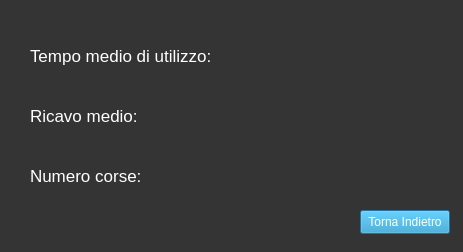
Old version of the form Viste/Amministratore/GUI/statistiche.ui in the repository GiulianiM/Noleggio.
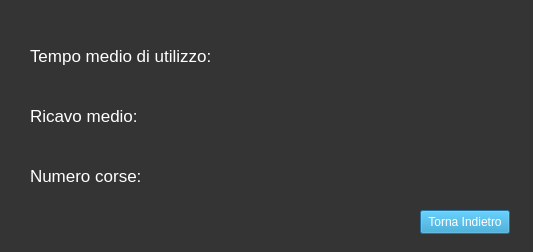
New version of the form. Icons and pictures are not drawn.

What changed in the file:
```diff
--- a/Viste/Amministratore/GUI/statistiche.ui
+++ b/Viste/Amministratore/GUI/statistiche.ui
@@ -6,7 +6,7 @@
    <rect>
     <x>0</x>
     <y>0</y>
-    <width>463</width>
+    <width>533</width>
     <height>252</height>
    </rect>
   </property>
@@ -26,7 +26,7 @@
     <rect>
      <x>30</x>
      <y>40</y>
-     <width>191</width>
+     <width>241</width>
      <height>31</height>
     </rect>
    </property>
@@ -66,7 +66,7 @@
   <widget class="QPushButton" name="back_button">
    <property name="geometry">
     <rect>
-     <x>360</x>
+     <x>420</x>
      <y>210</y>
      <width>90</width>
      <height>24</height>
@@ -83,7 +83,7 @@
   <widget class="QLabel" name="ricavo_label_to_edit">
    <property name="geometry">
     <rect>
-     <x>280</x>
+     <x>310</x>
      <y>100</y>
      <width>151</width>
      <height>30</height>
@@ -104,7 +104,7 @@
   <widget class="QLabel" name="num_corse_label_to_edit">
    <property name="geometry">
     <rect>
-     <x>280</x>
+     <x>310</x>
      <y>160</y>
      <width>151</width>
      <height>30</height>
@@ -125,7 +125,7 @@
   <widget class="QLabel" name="tempo_label_to_edit">
    <property name="geometry">
     <rect>
-     <x>280</x>
+     <x>310</x>
      <y>40</y>
      <width>151</width>
      <height>30</height>
```
